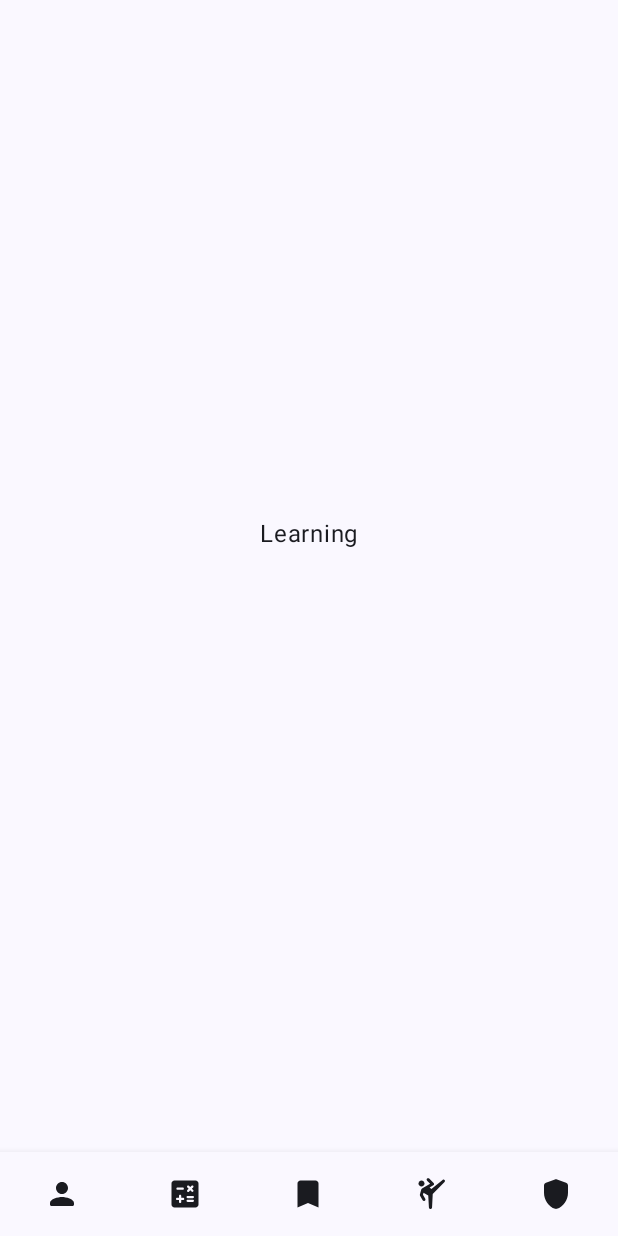
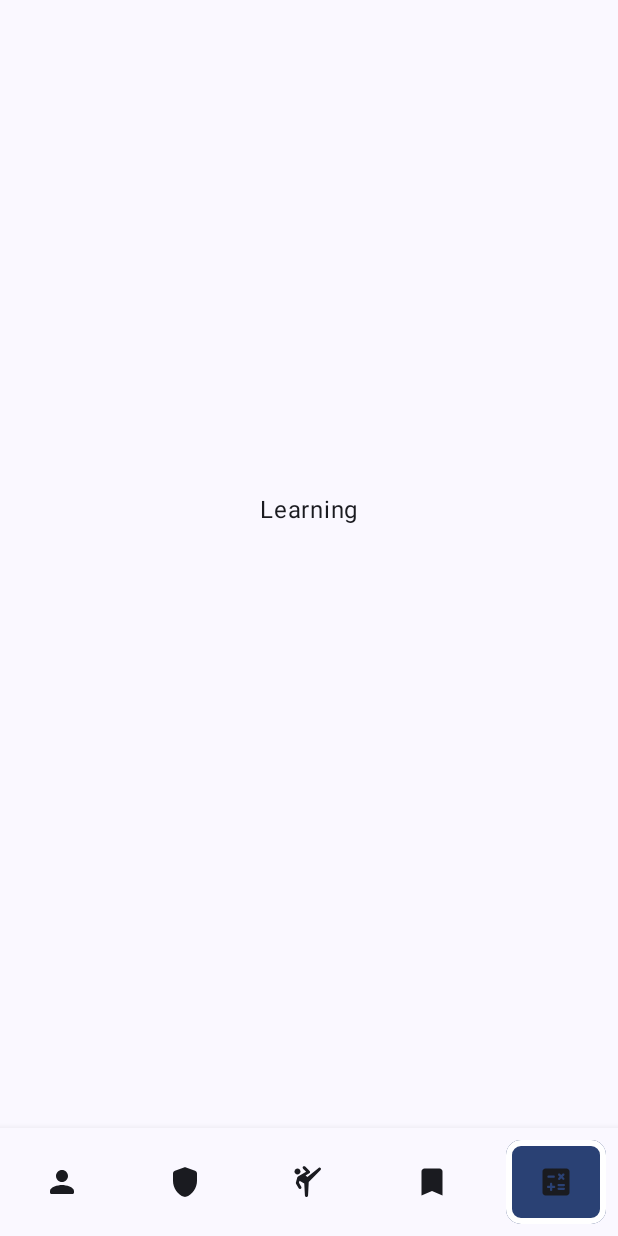
Before and after one commit to AK2000YY/LearnArithmeticOperations, an Android app built with Jetpack Compose: the navigation_bar screen opened through its navigation route, on a phone screen of 412 x 824 dp. Run offline under Robolectric (Android 15) with nearby library versions, the phone set to English and light mode, and no system bars.

Commit message:
I add some design on bottom navigation bar.

```diff
--- a/app/src/main/java/com/example/learnarithmeticoperations/presentation/myApp/BottomBar.kt
+++ b/app/src/main/java/com/example/learnarithmeticoperations/presentation/myApp/BottomBar.kt
@@ -1,5 +1,10 @@
 package com.example.learnarithmeticoperations.presentation.myApp
 
+import androidx.compose.foundation.BorderStroke
+import androidx.compose.foundation.background
+import androidx.compose.foundation.border
+import androidx.compose.foundation.layout.padding
+import androidx.compose.foundation.shape.RoundedCornerShape
 import androidx.compose.material.icons.Icons
 import androidx.compose.material.icons.rounded.Bookmark
 import androidx.compose.material.icons.rounded.Calculate
@@ -16,6 +21,8 @@ import androidx.compose.material.BottomNavigationItem
 //noinspection UsingMaterialAndMaterial3Libraries
 import androidx.compose.material3.MaterialTheme
 import androidx.compose.ui.Modifier
+import androidx.compose.ui.graphics.Color
+import androidx.compose.ui.unit.dp
 import androidx.navigation.NavDestination.Companion.hierarchy
 import androidx.navigation.NavGraph.Companion.findStartDestination
 import androidx.navigation.NavHostController
@@ -24,10 +31,10 @@ import com.example.learnarithmeticoperations.navigation.Screen
 
 val listOfScreen = listOf(
     Pair(Screen.ProfileScreen, Icons.Rounded.Person),
+    Pair(Screen.OrderScreen, Icons.Rounded.Shield),
+    Pair(Screen.CompetitionScreen, Icons.Rounded.SportsMartialArts),
+    Pair(Screen.SavedQuestionScreen, Icons.Rounded.Bookmark),
     Pair(Screen.LearningMapScreen, Icons.Rounded.Calculate),
-    Pair(Screen.SavedQuestionScreen, Icons.Rounded.Bookmark),
-    Pair(Screen.CompetitionScreen, Icons.Rounded.SportsMartialArts),
-    Pair(Screen.OrderScreen, Icons.Rounded.Shield),
 )
 
 @Composable
@@ -53,7 +60,28 @@ fun BottomBar(
                         launchSingleTop = true
                         restoreState = true
                     }
-                }
+                },
+                modifier = Modifier
+                    .padding(8.dp)
+                    .background(
+                        if(currentDestination?.hierarchy?.any { it.route == screen.first.route } == true) {
+                            MaterialTheme.colorScheme.primary
+                        }else {
+                            Color.Transparent
+                        },
+                        RoundedCornerShape(10.dp)
+                    )
+                    .border(
+                        BorderStroke(
+                            4.dp,
+                            if(currentDestination?.hierarchy?.any { it.route == screen.first.route } == true) {
+                                MaterialTheme.colorScheme.onPrimary
+                            }else {
+                                Color.Transparent
+                            },
+                        ),
+                        RoundedCornerShape(10.dp)
+                    )
             )
         }
     }
--- a/app/src/main/java/com/example/learnarithmeticoperations/presentation/myApp/MyAppScreen.kt
+++ b/app/src/main/java/com/example/learnarithmeticoperations/presentation/myApp/MyAppScreen.kt
@@ -1,12 +1,10 @@
 package com.example.learnarithmeticoperations.presentation.myApp
 
 import androidx.compose.foundation.layout.fillMaxSize
-import androidx.compose.foundation.layout.height
 import androidx.compose.foundation.layout.padding
 import androidx.compose.material3.Scaffold
 import androidx.compose.runtime.Composable
 import androidx.compose.ui.Modifier
-import androidx.compose.ui.unit.dp
 import androidx.navigation.NavHostController
 import androidx.navigation.compose.rememberNavController
 import com.example.learnarithmeticoperations.navigation.BottomNavSetup
```
